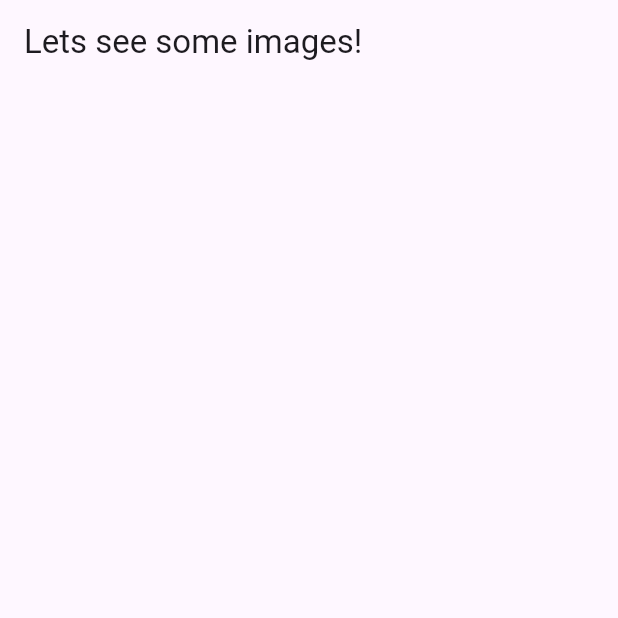
After one commit to danslobodan/learning-flutter, a Flutter app: the screen it shows after launch, on a phone screen of 412 x 824 dp, the top half of it. The commit adds this screen. Run offline on Flutter 3.47's test engine with Material 3 defaults, Android fonts, the light colour scheme and no system bars.

Commit message:
Images app.

```diff
--- a/pics/lib/src/app.dart
+++ b/pics/lib/src/app.dart
@@ -1,4 +1,9 @@
 import 'package:flutter/material.dart';
+import 'package:http/http.dart' show get;
+import 'dart:convert';
+
+import 'models/image_model.dart';
+import 'widgets/image_list.dart';
 
 class App extends StatefulWidget {
   @override
@@ -9,21 +14,29 @@ class App extends StatefulWidget {
 
 class AppState extends State<App> {
   int counter = 0;
+  List<ImageModel> images = [];
 
+  void fetchImage() async {
+    counter++;
+    final response = await get(
+        Uri.parse('https://jsonplaceholder.typicode.com/photos/$counter'));
+    final imageModel = ImageModel.fromJson(json.decode(response.body));
+    setState(() {
+      images.add(imageModel);
+    });
+  }
+
+  @override
   Widget build(context) {
     return MaterialApp(
       home: Scaffold(
-        body: Text('$counter'),
+        body: ImageList(images),
         floatingActionButton: FloatingActionButton(
-          child: Icon(Icons.add),
-          onPressed: () {
-            setState(() {
-              counter += 1;
-            });
-          },
+          onPressed: fetchImage,
+          child: const Icon(Icons.add),
         ),
         appBar: AppBar(
-          title: Text('Lets see some images!'),
+          title: const Text('Lets see some images!'),
         ),
       ),
     );
--- /dev/null
+++ b/pics/lib/src/models/image_model.dart
@@ -0,0 +1,15 @@
+class ImageModel {
+  int id;
+  String url;
+  String title;
+
+  ImageModel(this.id, this.url, this.title);
+
+  factory ImageModel.fromJson(Map<String, dynamic> parsedJson) {
+    return ImageModel(
+      parsedJson['id'],
+      parsedJson['url'],
+      parsedJson['title'],
+    );
+  }
+}
--- /dev/null
+++ b/pics/lib/src/widgets/image_list.dart
@@ -0,0 +1,27 @@
+import 'package:flutter/material.dart';
+import '../models/image_model.dart';
+
+class ImageList extends StatelessWidget {
+  final List<ImageModel> images;
+
+  ImageList(this.images);
+
+  @override
+  Widget build(context) {
+    return ListView.builder(
+        itemCount: images.length,
+        itemBuilder: (context, int index) {
+          return Container(
+            decoration: BoxDecoration(border: Border.all(color: Colors.grey)),
+            padding: const EdgeInsets.all(20.0),
+            margin: const EdgeInsets.all(20.0),
+            child: Column(children: [
+              Padding(
+                  padding: const EdgeInsets.only(bottom: 8.0),
+                  child: Image.network(images[index].url)),
+              Text(images[index].title)
+            ]),
+          );
+        });
+  }
+}
```
Also changed, not shown: pics/pubspec.yaml (+47 -48 lines).
